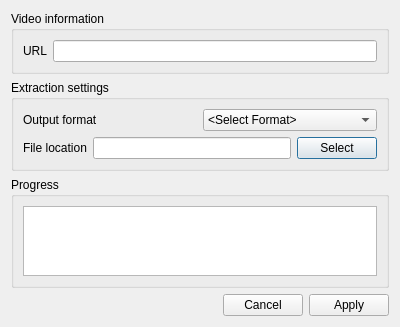
First picture: the form in forms/YoutubeDialog.ui, repository devolution2409/Lidl-Soundboard, before the edit.
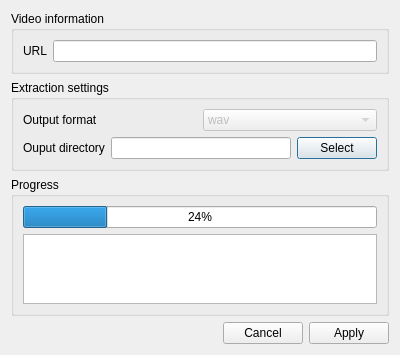
Second picture: the form after the edit.

Commit message: youtube dl working pog me

The edit to the form file:
```diff
--- a/forms/YoutubeDialog.ui
+++ b/forms/YoutubeDialog.ui
@@ -7,7 +7,7 @@
     <x>0</x>
     <y>0</y>
     <width>400</width>
-    <height>300</height>
+    <height>353</height>
    </rect>
   </property>
   <property name="windowTitle">
@@ -56,6 +56,14 @@
         </item>
         <item>
          <widget class="QComboBox" name="outputFormat">
+          <property name="enabled">
+           <bool>false</bool>
+          </property>
+          <item>
+           <property name="text">
+            <string>wav</string>
+           </property>
+          </item>
           <item>
            <property name="text">
             <string>&lt;Select Format&gt;</string>
@@ -105,7 +113,7 @@
         <item>
          <widget class="QLabel" name="label_3">
           <property name="text">
-           <string>File location</string>
+           <string>Ouput directory</string>
           </property>
          </widget>
         </item>
@@ -129,7 +137,14 @@
      <property name="title">
       <string>Progress</string>
      </property>
-     <layout class="QHBoxLayout" name="horizontalLayout_4">
+     <layout class="QVBoxLayout" name="verticalLayout_3">
+      <item>
+       <widget class="QProgressBar" name="progressBar">
+        <property name="value">
+         <number>24</number>
+        </property>
+       </widget>
+      </item>
       <item>
        <widget class="QTextEdit" name="textEdit">
         <property name="enabled">
```
Left out of the diff: 9 changed lines with no effect on the pictures. The commit also changes 4 other files.
